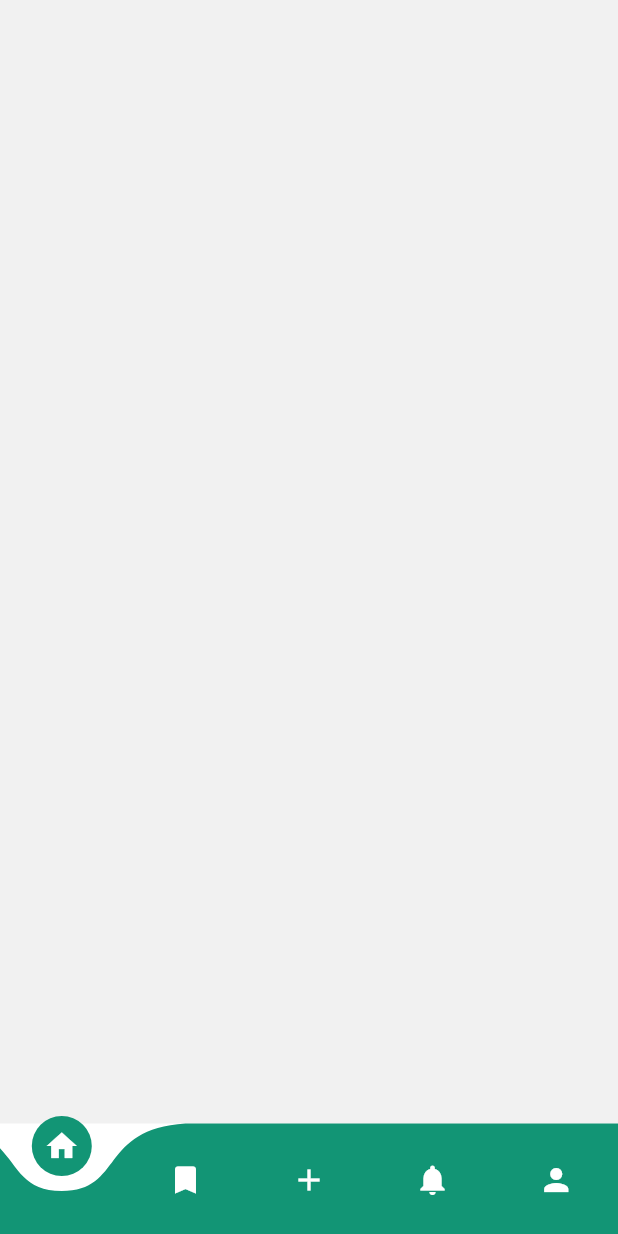
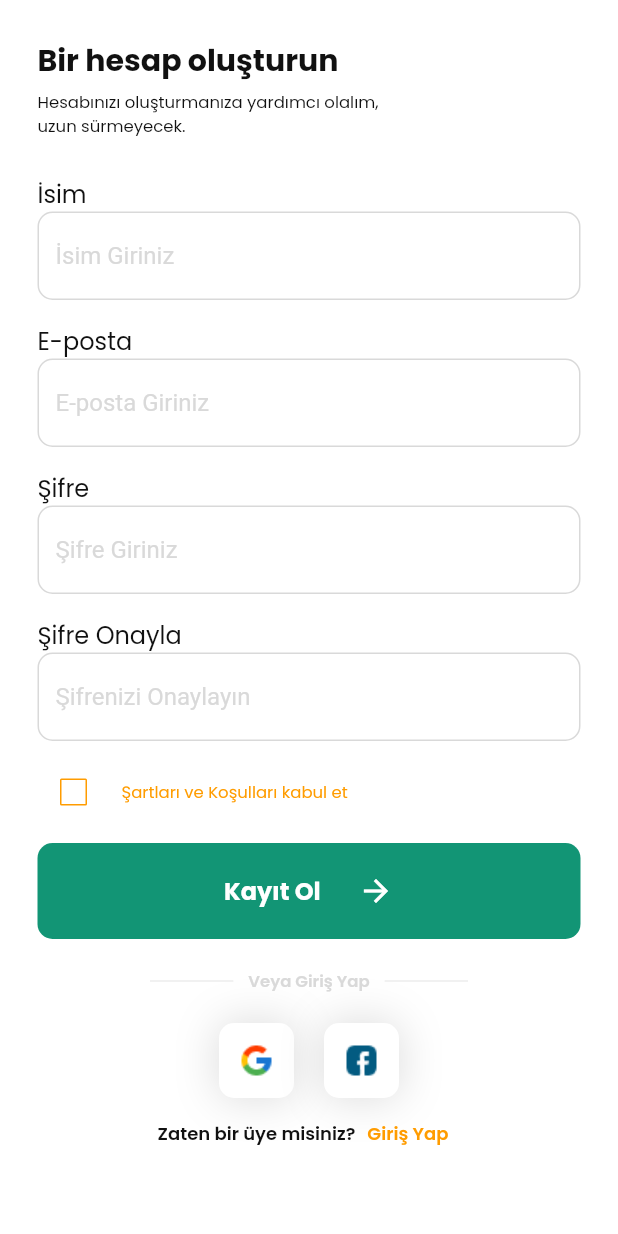
Before and after one commit to seydaalbayrak/f22_chefsgalore, a Flutter app: the screen it shows after launch, on a phone screen of 412 x 824 dp. Run offline on Flutter 3.47's test engine with Material 2 defaults, Android fonts, the phone set to English and light mode, and no system bars; drawn by our look-alikes of curved_navigation_bar; our stand-ins replace google_fonts.

Commit message:
sing up sayfasi tasarlandi

```diff
--- a/lib/app_style.dart
+++ b/lib/app_style.dart
@@ -6,7 +6,10 @@ const Color sPrimary = Color(0xff129575);
 const Color sSecondary = Color(0xffFF9C00 );
 const Color sRating = Color(0xffFFAD30);
 const Color sBlack = Color(0xff111111);
-const Color sBackground =Color(0xffF1F1F1);
+const Color sBackground =Color(0xffFFFFFF);
+const Color sGray =Color(0xffD9D9D9);
+
+
 
 const Color sSuccess = Color(0xff31B057);
 const Color sNavigatoinClick = Colors.black;
--- /dev/null
+++ b/lib/components/card_tile.dart
@@ -0,0 +1,26 @@
+import 'package:f22_chefsgalore/app_style.dart';
+import 'package:flutter/material.dart';
+
+class CardTile extends StatelessWidget {
+  const CardTile({super.key, required this.imagePath, required this.onTap});
+  final String imagePath;
+  final Function()? onTap;
+
+  @override
+  Widget build(BuildContext context) {
+    return InkWell(
+      onTap: onTap,
+      child: Container(
+        padding: const EdgeInsets.all(5),
+        decoration: BoxDecoration(
+            boxShadow: const [BoxShadow(blurRadius: 25, color: sGray)],
+            borderRadius: BorderRadius.circular(sBorderRadius),
+            color: sWhite),
+        child: Image.asset(
+          imagePath,
+          height: 40,
+        ),
+      ),
+    );
+  }
+}
--- /dev/null
+++ b/lib/components/my_button.dart
@@ -0,0 +1,39 @@
+import 'package:f22_chefsgalore/app_style.dart';
+import 'package:flutter/material.dart';
+
+class MyButton extends StatelessWidget {
+   const MyButton({super.key, required this.buttonText, required this.onTap});
+
+  final Function()? onTap;
+  final String buttonText;
+
+
+  @override
+  Widget build(BuildContext context) {
+    return InkWell(
+      onTap: onTap,
+      child: Container(
+        padding: const EdgeInsets.only(top: 20, bottom: 20),
+        margin: const EdgeInsets.symmetric(horizontal: 25),
+        decoration: BoxDecoration(
+          color: sPrimary,
+          borderRadius: BorderRadius.circular(sBorderRadius),
+        ),
+        child: Center(
+          child: Row(
+            mainAxisAlignment: MainAxisAlignment.center,
+            children: [
+              Text(buttonText,
+              style: sPoppinsBold.copyWith(
+                color:sWhite,
+                fontSize:  16,
+              ),),
+              const SizedBox(width: 25),
+              const Icon(Icons.arrow_forward,color: sWhite,),
+            ],
+          ),
+        ),
+      ),
+    );
+  }
+}
--- /dev/null
+++ b/lib/components/my_textfield.dart
@@ -0,0 +1,40 @@
+import 'package:flutter/material.dart';
+
+import '../app_style.dart';
+
+class MyTextfield extends StatelessWidget {
+  final controller;
+  final String hintText;
+  final bool obscureText;
+
+  const MyTextfield(
+      {super.key,
+      required this.controller,
+      required this.hintText,
+      required this.obscureText});
+
+  @override
+  Widget build(BuildContext context) {
+    return Padding(
+      padding: const EdgeInsets.symmetric(horizontal: 25.0),
+      child: TextField(
+        controller: controller,
+        obscureText: obscureText,
+        decoration: InputDecoration(
+            enabledBorder: OutlineInputBorder(
+              borderSide: const BorderSide(color: sGray),
+              borderRadius: BorderRadius.circular(10),
+            ),
+            focusedBorder: OutlineInputBorder(
+              borderSide: const BorderSide(color: sGray),
+              borderRadius: BorderRadius.circular(10),
+            ),
+            fillColor: sWhite,
+            filled: true,
+            hintText: hintText,
+            hintStyle: const TextStyle(color: sGray)
+            ),
+      ),
+    );
+  }
+}
--- a/lib/main.dart
+++ b/lib/main.dart
@@ -1,5 +1,7 @@
 import 'package:flutter/material.dart';
 import 'package:f22_chefsgalore/homepage.dart';
+
+import 'sing_up.dart';
 
 void main() {
   runApp(const MyApp());
@@ -13,7 +15,7 @@ class MyApp extends StatelessWidget {
   Widget build(BuildContext context) {
     return MaterialApp(
       debugShowCheckedModeBanner: false,
-      home: HomePage(),
+      home: SingUp(),
     );
   }
 }
--- /dev/null
+++ b/lib/sing_up.dart
@@ -0,0 +1,257 @@
+import 'package:f22_chefsgalore/app_style.dart';
+import 'package:f22_chefsgalore/components/card_tile.dart';
+import 'package:f22_chefsgalore/components/my_button.dart';
+import 'package:f22_chefsgalore/components/my_textfield.dart';
+import 'package:flutter/material.dart';
+
+class SingUp extends StatefulWidget {
+  SingUp({super.key});
+
+  @override
+  State<SingUp> createState() => _SingUpState();
+}
+
+class _SingUpState extends State<SingUp> {
+  //textfield kontrolleri
+  final nameController = TextEditingController();
+  final emailController = TextEditingController();
+  final passwordController = TextEditingController();
+  final confirmPasswordController = TextEditingController();
+
+  //checkbox kontrolleri
+  bool? isChecked = false;
+
+  @override
+  Widget build(BuildContext context) {
+    return Scaffold(
+      backgroundColor: sWhite,
+      body: SingleChildScrollView(
+        child: Center(
+          child: Column(
+            children: [
+              const SizedBox(
+                height: 25,
+              ),
+              Padding(
+                padding: const EdgeInsets.symmetric(horizontal: 25.0),
+                child: Row(
+                  mainAxisAlignment: MainAxisAlignment.start,
+                  children: [
+                    Text(
+                      "Bir hesap oluşturun",
+                      style: sPoppinsBold.copyWith(color: sBlack, fontSize: 20),
+                    ),
+                  ],
+                ),
+              ),
+              const SizedBox(height: 5),
+
+              Padding(
+                padding: const EdgeInsets.symmetric(horizontal: 25.0),
+                child: Row(
+                  mainAxisAlignment: MainAxisAlignment.start,
+                  children: [
+                    Text(
+                      "Hesabınızı oluşturmanıza yardımcı olalım,\nuzun sürmeyecek.",
+                      style:
+                          sPoppinsRegular.copyWith(color: sBlack, fontSize: 11),
+                    ),
+                  ],
+                ),
+              ),
+              const SizedBox(height: 25),
+
+              //isim alanı
+              Padding(
+                padding: const EdgeInsets.symmetric(horizontal: 25.0),
+                child: Row(
+                  mainAxisAlignment: MainAxisAlignment.start,
+                  children: [
+                    Text(
+                      "İsim",
+                      style:
+                          sPoppinsRegular.copyWith(color: sBlack, fontSize: 16),
+                    ),
+                  ],
+                ),
+              ),
+              MyTextfield(
+                controller: nameController,
+                hintText: 'İsim Giriniz',
+                obscureText: false,
+              ),
+
+              const SizedBox(height: 15),
+
+              //e-posta alanı
+              Padding(
+                padding: const EdgeInsets.symmetric(horizontal: 25.0),
+                child: Row(
+                  mainAxisAlignment: MainAxisAlignment.start,
+                  children: [
+                    Text(
+                      "E-posta",
+                      style:
+                          sPoppinsRegular.copyWith(color: sBlack, fontSize: 16),
+                    ),
+                  ],
+                ),
+              ),
+              MyTextfield(
+                controller: emailController,
+                hintText: 'E-posta Giriniz',
+                obscureText: false,
+              ),
+
+              const SizedBox(height: 15),
+
+              //şifre alanı
+              Padding(
+                padding: const EdgeInsets.symmetric(horizontal: 25.0),
+                child: Row(
+                  mainAxisAlignment: MainAxisAlignment.start,
+                  children: [
+                    Text(
+                      "Şifre",
+                      style:
+                          sPoppinsRegular.copyWith(color: sBlack, fontSize: 16),
+                    ),
+                  ],
+                ),
+              ),
+              MyTextfield(
+                controller: passwordController,
+                hintText: 'Şifre Giriniz',
+                obscureText: true,
+              ),
+
+              const SizedBox(height: 15),
+
+              //şifre onayla alanı
+              Padding(
+                padding: const EdgeInsets.symmetric(horizontal: 25.0),
+                child: Row(
+                  mainAxisAlignment: MainAxisAlignment.start,
+                  children: [
+                    Text(
+                      "Şifre Onayla",
+                      style:
+                          sPoppinsRegular.copyWith(color: sBlack, fontSize: 16),
+                    ),
+                  ],
+                ),
+              ),
+              MyTextfield(
+                controller: confirmPasswordController,
+                hintText: 'Şifrenizi Onaylayın',
+                obscureText: true,
+              ),
+
+              const SizedBox(height: 10),
+
+              //şartlar, koşullar ve checkbox
+              Padding(
+                padding: const EdgeInsets.symmetric(horizontal: 25.0),
+                child: Row(
+                  mainAxisAlignment: MainAxisAlignment.start,
+                  children: [
+                    Checkbox(
+                        value: isChecked,
+                        splashRadius: 22.0,
+                        side: const BorderSide(color: sSecondary),
+                        activeColor: sSecondary,
+                        onChanged: (newBool) {
+                          setState(() {
+                            isChecked = newBool;
+                          });
+                        }),
+                    TextButton(
+                      child: Text(
+                        "Şartları ve Koşulları kabul et",
+                        style: sPoppinsRegular.copyWith(
+                            color: sSecondary, fontSize: 11),
+                      ),
+                      onPressed: () {},
+                    ),
+                  ],
+                ),
+              ),
+
+              const SizedBox(height: 10),
+
+              //giriş butonu
+              MyButton(
+                buttonText: "Kayıt Ol",
+                onTap: () {},
+              ),
+
+              const SizedBox(height: 20),
+
+              //Veya Giriş Yap
+              Padding(
+                padding: EdgeInsets.symmetric(horizontal: 100.0),
+                child: Row(
+                  children: [
+                    const Expanded(
+                      child: Divider(
+                        thickness: 0.5,
+                        color: sGray,
+                      ),
+                    ),
+                    const SizedBox(width: 10),
+                    Text("Veya Giriş Yap",
+                        style: sPoppinsSemiBold.copyWith(
+                            color: sGray, fontSize: 11)),
+                    const SizedBox(width: 10),
+                    const Expanded(
+                      child: Divider(
+                        thickness: 0.5,
+                        color: sGray,
+                      ),
+                    ),
+                  ],
+                ),
+              ),
+
+              const SizedBox(height: 20),
+
+              //google facebook giriş
+              Row(
+                mainAxisAlignment: MainAxisAlignment.center,
+                children: [
+                  CardTile(
+                    imagePath: 'assets/images/google.png',
+                    onTap: () {},
+                  ),
+                  const SizedBox(width: 20),
+                  CardTile(
+                    imagePath: 'assets/images/facebook.png',
+                    onTap: () {},
+                  ),
+                ],
+              ),
+
+              Row(
+                mainAxisAlignment: MainAxisAlignment.center,
+                children: [
+                  Text(
+                    "Zaten bir üye misiniz?",
+                    style:
+                        sPoppinsSemiBold.copyWith(fontSize: 12, color: sBlack),
+                  ),
+                  TextButton(
+                      onPressed: () {},
+                      child: Text(
+                        "Giriş Yap",
+                        style: sPoppinsSemiBold.copyWith(
+                            fontSize: 12, color: sSecondary),
+                      ))
+                ],
+              )
+            ],
+          ),
+        ),
+      ),
+    );
+  }
+}
--- a/pubspec.yaml
+++ b/pubspec.yaml
@@ -64,8 +64,8 @@ flutter:
   uses-material-design: true
 
   # To add assets to your application, add an assets section, like this:
-
-  #   - images/a_dot_burr.jpeg
+  assets:
+    - assets/images/
   #   - images/a_dot_ham.jpeg
 
   # An image asset can refer to one or more resolution-specific "variants", see
```
Also changed, not shown: assets/images/facebook.png (added), assets/images/google.png (added).
